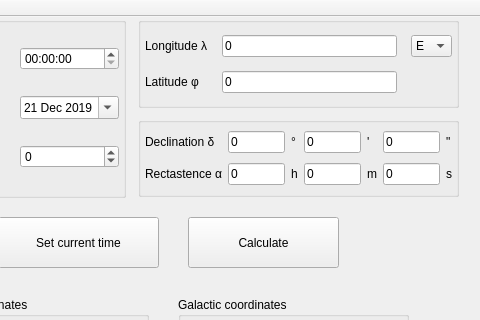
This is GUI/mainwindow.ui in IamNotProgrammer/Star-height as Qt 5 draws it before an edit; both pictures show x 112 to 592 and y 0 to 320 of the 592 by 633 pixel window. The edited form follows.
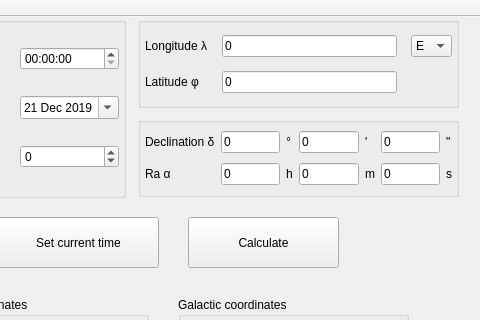
This is the edited form.

What changed in the file:
```diff
--- a/GUI/mainwindow.ui
+++ b/GUI/mainwindow.ui
@@ -234,7 +234,7 @@
      <item row="1" column="0">
       <widget class="QLabel" name="label_15">
        <property name="text">
-        <string>Rectastence α</string>
+        <string>Ra α</string>
        </property>
       </widget>
      </item>
```
Left out of the diff: 12 changed lines with no effect on the pictures.
